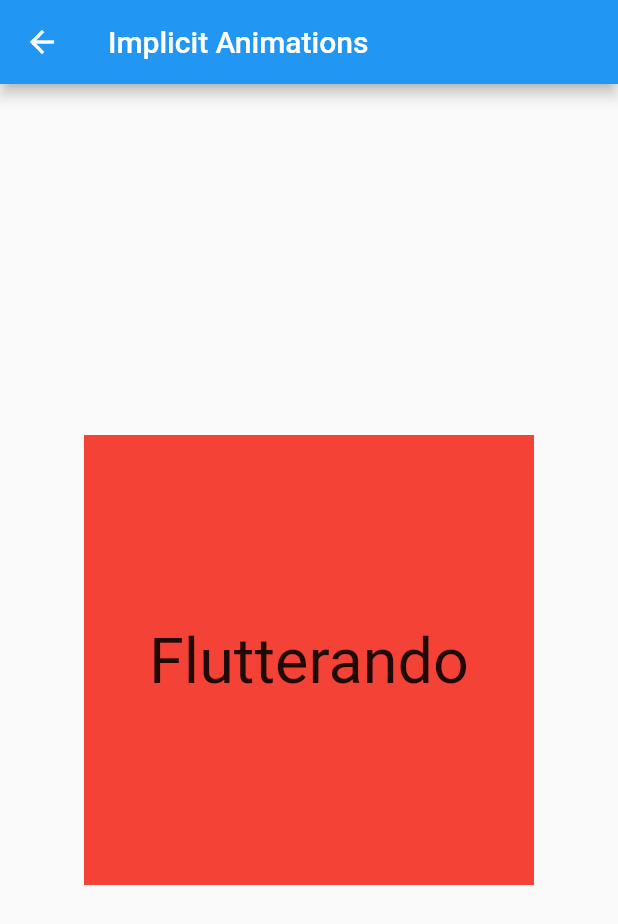
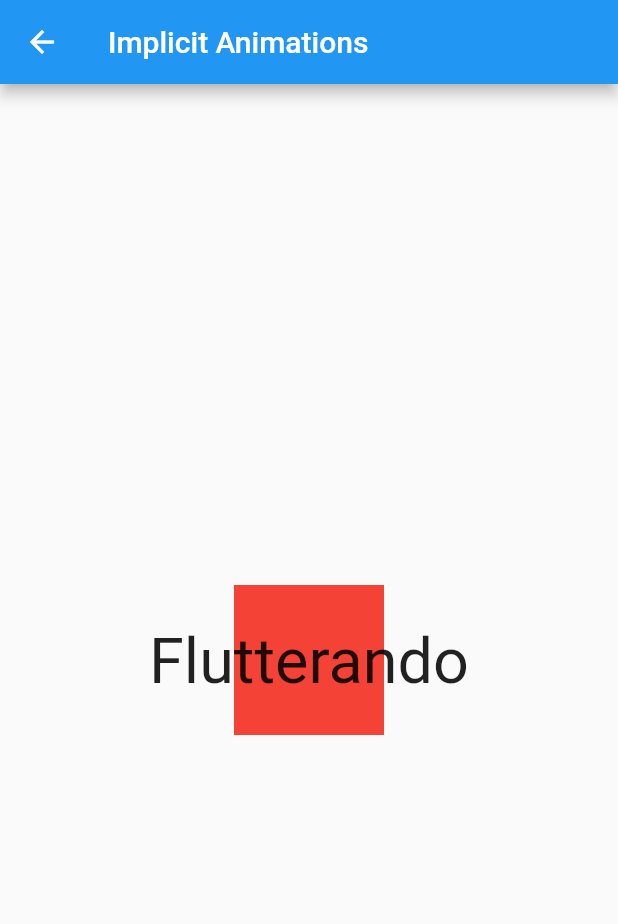
Before and after one commit to enosteteo/implicit_animations, a Flutter app: the ImplicitAnimationsPage screen opened directly, after a tap on "Flutterando", on a phone screen of 412 x 824 dp. Shown: the top 924 px of the screen. Run offline on Flutter 3.47's test engine with Material 2 defaults, Android fonts, the phone set to English and light mode, and no system bars.

Commit message:
alterando a escala de modo que o de filho fique maior q o pai

```diff
--- a/lib/implicit_animations_page.dart
+++ b/lib/implicit_animations_page.dart
@@ -26,15 +26,15 @@ class _ImplicitAnimationsPageState extends State<ImplicitAnimationsPage> {
               isExpaned = !isExpaned;
             });
           },
-          child: AnimatedScale(
+          child: AnimatedContainer(
             duration: duration,
-            scale: isExpaned ? 3 : 1,
-            child: AnimatedContainer(
+            alignment: Alignment.center,
+            width: 100,
+            height: 100,
+            color: Colors.red,
+            child: AnimatedScale(
               duration: duration,
-              alignment: Alignment.center,
-              width: 100, // isExpaned ? 100 : 50,
-              height: 100, // isExpaned ? 100 : 50,
-              color: Colors.red, // isExpaned ? Colors.red : Colors.blue,
+              scale: isExpaned ? 3 : 1,
               child: Text('Flutterando'),
             ),
           ),
```
